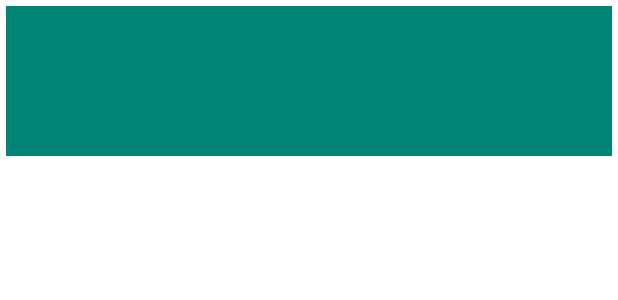
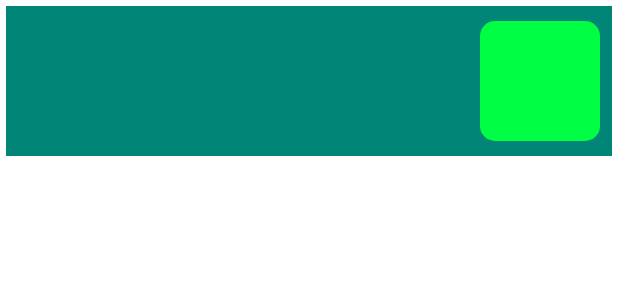
Before and after one commit to Pallob1010/ClassAttendance, an Android app: the layout cycleview.xml on its own in the app's theme, with its tools: preview values and no code run, on a phone screen of 412 x 824 dp. Shown: the top 300 px of the screen. Run offline under Robolectric (Android 15) with nearby library versions, the phone set to English and light mode, and no system bars.

Commit message:
version_release

```diff
--- a/app/src/main/java/Day/Aday.java
+++ b/app/src/main/java/Day/Aday.java
@@ -31,6 +31,7 @@ public class Aday extends Fragment {
     ArrayList<String>object;
     CustomListA adapter;
     DatabaseAday day;
+    SharedPreference preference;
     public Aday(Context context, String series, String section, String course, String cycle) {
         this.context=context;
         this.series=series;
@@ -39,9 +40,7 @@ public class Aday extends Fragment {
         this.cycle=cycle;
         object=new ArrayList<>();
         day=new DatabaseAday(context);
-
-
-
+        preference=new SharedPreference(context);
 
     }
 
@@ -51,6 +50,7 @@ public class Aday extends Fragment {
         view = inflater.inflate(R.layout.aday, null, false);
         listView=view.findViewById(R.id.adaylist);
         day.update(course,series,section,cycle,"A");
+        preference.saveDay(course,series,section);
         print();
         return view;
     }
--- a/app/src/main/java/Model/Constants.java
+++ b/app/src/main/java/Model/Constants.java
@@ -8,5 +8,5 @@ public class Constants {
     public static final String NAME="save_Name";
     public static final String SYNCTIME="sync_time";
     public static final String DESIGNATION="desg12345";
-
+    public static final String CYCLE="cycle_12345689";
 }
--- a/app/src/main/res/drawable/green_circle.xml
+++ b/app/src/main/res/drawable/green_circle.xml
@@ -2,5 +2,5 @@
 <shape xmlns:android="http://schemas.android.com/apk/res/android" android:shape="rectangle">
     <corners android:radius="10dp"/>
     <size android:width="20dp" android:height="20dp"/>
-    <solid android:color="#008000"/>
+    <solid android:color="@color/Light_Green"/>
 </shape>
--- a/app/src/main/res/layout/cycleview.xml
+++ b/app/src/main/res/layout/cycleview.xml
@@ -9,8 +9,9 @@
     >
 
 
-    <TextView
-        android:id="@+id/cycleshow"
+    <android.support.constraint.ConstraintLayout
+        android:id="@+id/constlay"
+        android:background="@color/colorPrimary"
         android:layout_width="match_parent"
         android:layout_height="100dp"
         android:layout_marginStart="4dp"
@@ -18,14 +19,47 @@
         android:layout_marginTop="4dp"
         android:layout_marginEnd="4dp"
         android:layout_marginRight="4dp"
-        android:background="@color/colorPrimary"
-        android:gravity="center"
-        android:textColor="@android:color/white"
-        android:textSize="20sp"
         app:layout_constraintBottom_toTopOf="@+id/cyclegrid"
         app:layout_constraintEnd_toEndOf="parent"
         app:layout_constraintStart_toStartOf="parent"
-        app:layout_constraintTop_toTopOf="parent" />
+        app:layout_constraintTop_toTopOf="parent" >
+
+
+        <TextView
+            android:id="@+id/totalShow"
+            android:layout_width="0dp"
+            android:layout_height="0dp"
+            android:layout_marginStart="8dp"
+            android:layout_marginLeft="8dp"
+            android:layout_marginTop="8dp"
+            android:layout_marginEnd="8dp"
+            android:layout_marginRight="8dp"
+            android:layout_marginBottom="8dp"
+            android:gravity="center|left"
+            android:textSize="20sp"
+            android:textColor="@android:color/white"
+            app:layout_constraintBottom_toBottomOf="parent"
+            app:layout_constraintEnd_toStartOf="@+id/currentCycle"
+            app:layout_constraintStart_toStartOf="parent"
+            app:layout_constraintTop_toTopOf="parent" />
+
+        <TextView
+            android:id="@+id/currentCycle"
+            android:layout_width="80dp"
+            android:layout_height="80dp"
+            android:layout_marginTop="8dp"
+            android:layout_marginEnd="8dp"
+            android:layout_marginRight="8dp"
+            android:layout_marginBottom="8dp"
+            android:background="@drawable/green_circle"
+            android:gravity="center"
+            android:textColor="@android:color/black"
+            android:textSize="20sp"
+            app:layout_constraintBottom_toBottomOf="parent"
+            app:layout_constraintEnd_toEndOf="parent"
+            app:layout_constraintStart_toEndOf="@+id/totalShow"
+            app:layout_constraintTop_toTopOf="parent" />
+    </android.support.constraint.ConstraintLayout>
 
     <GridView
         android:id="@+id/cyclegrid"
@@ -45,5 +79,5 @@
         app:layout_constraintBottom_toBottomOf="parent"
         app:layout_constraintEnd_toEndOf="parent"
         app:layout_constraintStart_toStartOf="parent"
-        app:layout_constraintTop_toBottomOf="@+id/cycleshow" />
+        app:layout_constraintTop_toBottomOf="@+id/constlay" />
 </android.support.constraint.ConstraintLayout>
```
Also changed, not shown: app/src/main/java/Adapters/CycleAdapter.java (+30 -17 lines), app/src/main/java/Databases/SharedPreference.java (+26 -1 lines), app/src/main/java/Day/Bday.java (+13 -3 lines), app/src/main/java/Day/Cday.java (+14 -2 lines), app/src/main/java/Day/CycleOptions.java (+26 -38 lines), app/src/main/java/Day/Dday.java (+12 -2 lines), app/src/main/java/Day/Eday.java (+12 -5 lines), app/src/main/java/Day/TablayoutCaller.java (+1 -7 lines), app/src/main/java/spark/loop/classattendance/LogReg.java (+7 -1 lines), app/src/main/res/drawable/red_circle.xml (+6 -1 lines), app/src/main/res/layout/cycleblock.xml (+16 -5 lines), 191 other files.
